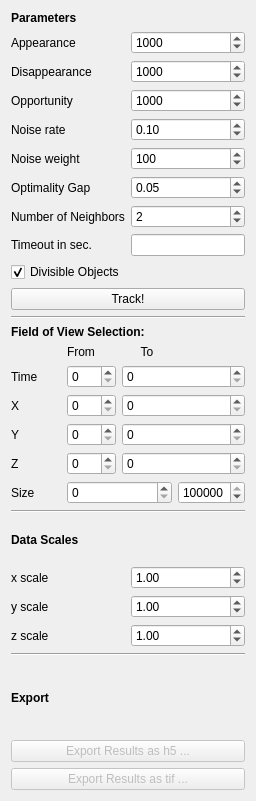
Qt form ilastik/applets/tracking/chaingraph/drawer.ui (ilastik/ilastik) before a commit.
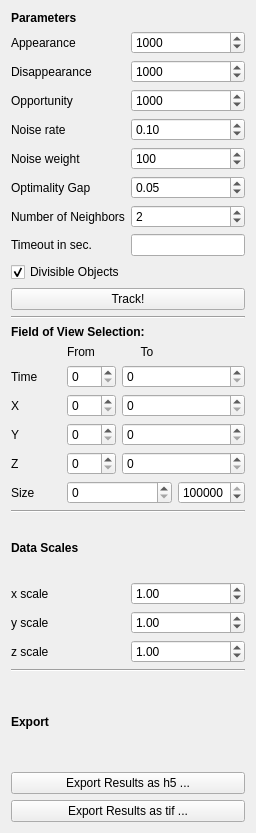
The same form after that commit.

Commit message: chaingraph tracking: running tracking computations and export in separate threads to prevent gui freezing

Diff of the .ui file:
```diff
--- a/ilastik/applets/tracking/chaingraph/drawer.ui
+++ b/ilastik/applets/tracking/chaingraph/drawer.ui
@@ -7,7 +7,7 @@
     <x>0</x>
     <y>0</y>
     <width>256</width>
-    <height>801</height>
+    <height>833</height>
    </rect>
   </property>
   <property name="sizePolicy">
@@ -466,7 +466,7 @@
      <item>
       <widget class="QPushButton" name="exportButton">
        <property name="enabled">
-        <bool>false</bool>
+        <bool>true</bool>
        </property>
        <property name="text">
         <string>Export Results as h5 ...</string>
@@ -476,7 +476,7 @@
      <item>
       <widget class="QPushButton" name="exportTifButton">
        <property name="enabled">
-        <bool>false</bool>
+        <bool>true</bool>
        </property>
        <property name="text">
         <string>Export Results as tif ...</string>
```
The commit also changes 5 other files.
